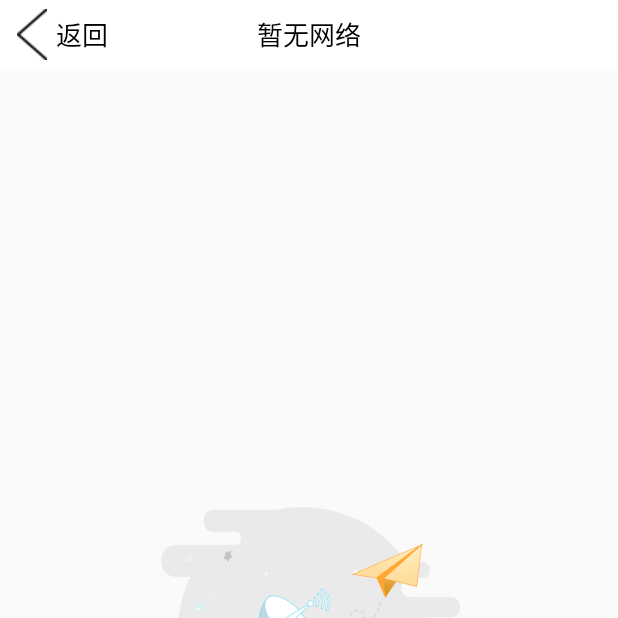
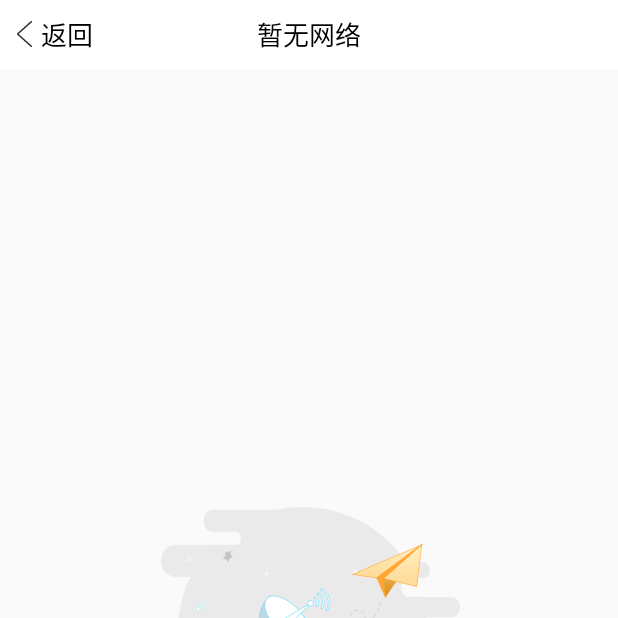
Before and after one commit to zhxk/ProjectBasicTools, an Android app: the screen it shows after launch (NoNetworkActivity), on a phone screen of 412 x 824 dp, the top half of it. Run offline under Robolectric (Android 15) with nearby library versions, the phone set to English and light mode, and no system bars; our stand-ins replace ButterKnife.

Commit message:
解决TitleVar的适配问题

```diff
--- a/basictools/build.gradle
+++ b/basictools/build.gradle
@@ -30,6 +30,7 @@ dependencies {
     implementation fileTree(dir: 'libs', include: ['*.jar'])
 
     implementation 'com.android.support:appcompat-v7:27.1.1'
+    implementation 'com.android.support:support-v4:27.1.1'
     implementation 'com.android.support.constraint:constraint-layout:1.1.3'
     testImplementation 'junit:junit:4.12'
     androidTestImplementation 'com.android.support.test:runner:1.0.2'
--- a/basictools/src/main/res/layout/activity_title_var_view.xml
+++ b/basictools/src/main/res/layout/activity_title_var_view.xml
@@ -20,9 +20,9 @@
             android:maxWidth="@dimen/dp_150"
             android:background="?android:attr/selectableItemBackground"
             android:clickable="true"
-            android:drawableLeft="@drawable/titlebar_leftback"
+            android:drawableLeft="@mipmap/titlebar_leftback"
             android:drawablePadding="@dimen/dp_5"
-            android:drawableStart="@drawable/titlebar_leftback"
+            android:drawableStart="@mipmap/titlebar_leftback"
             android:ellipsize="end"
             android:focusable="true"
             android:lines="1"
```
Also changed, not shown: basictools/src/main/AndroidManifest.xml (+10 -2 lines), basictools/src/main/res/mipmap-xhdpi/titlebar_leftback.png (renamed from basictools/src/main/res/drawable/titlebar_leftback.png), basictools/src/main/res/mipmap-xxhdpi/titlebar_leftback.png (added), basictools/src/main/res/mipmap-xxxhdpi/titlebar_leftback.png (added), 1 other file.
